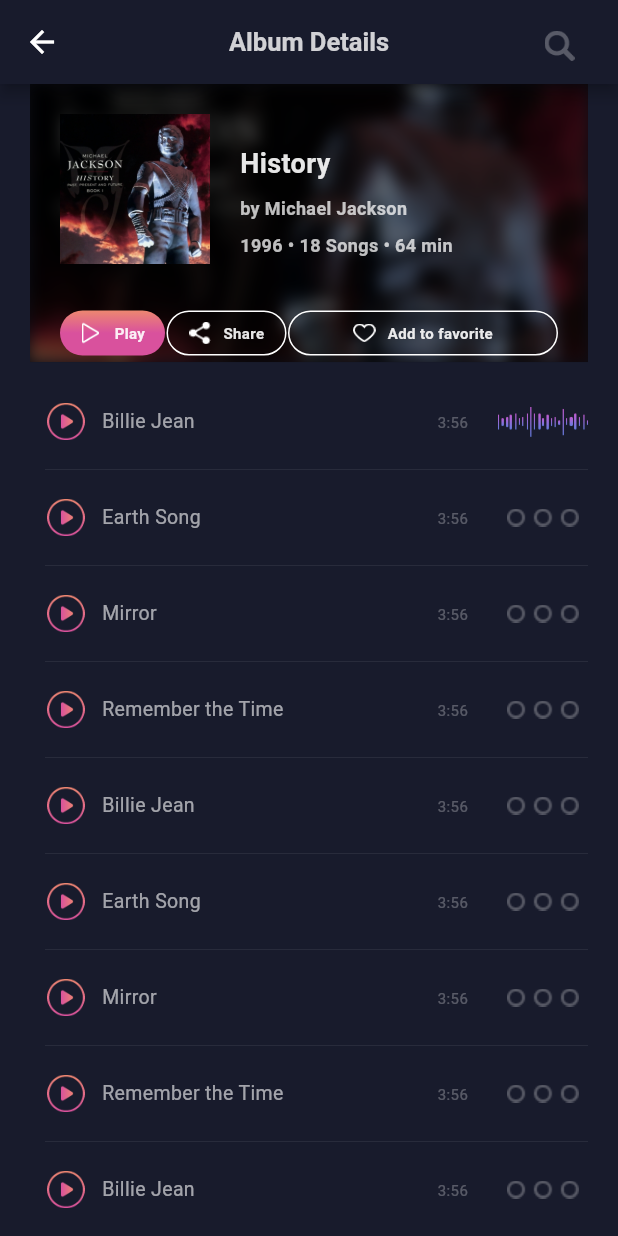
After one commit to GozziCode/music_app, a Flutter app: the AlbumDetailsView screen opened directly, on a phone screen of 412 x 824 dp. The commit adds this screen. Run offline on Flutter 3.47's test engine with Material 3 defaults, Android fonts, the phone set to English and light mode, and no system bars; our stand-ins replace get.

Commit message:
new UI added

```diff
--- a/lib/view/main_tabview/main_tabview.dart
+++ b/lib/view/main_tabview/main_tabview.dart
@@ -26,7 +26,7 @@ class _MainTabviewState extends State<MainTabview>
   void initState() {
     SystemChrome.setEnabledSystemUIMode(SystemUiMode.edgeToEdge);
     SystemChrome.setSystemUIOverlayStyle(
-        SystemUiOverlayStyle(systemNavigationBarColor: TColor.drawerBg
+        SystemUiOverlayStyle(systemNavigationBarColor: TColor.drawerBg,
             //  Color.fromARGB(255, 17, 20, 33),
             ));
     tabController = TabController(length: 3, vsync: this);
--- a/lib/view/songs/album_cell.dart
+++ b/lib/view/songs/album_cell.dart
@@ -15,7 +15,9 @@ class AlbumCell extends StatelessWidget {
 
   @override
   Widget build(BuildContext context) {
-    return Column(
+    return InkWell(
+      onTap: onPressed,
+      child: Column(
         mainAxisAlignment: MainAxisAlignment.start,
         crossAxisAlignment: CrossAxisAlignment.start,
         children: [
@@ -170,6 +172,7 @@ class AlbumCell extends StatelessWidget {
             ],
           ),
         ],
+      ),
     );
   }
 }
--- /dev/null
+++ b/lib/view/songs/album_details.dart
@@ -0,0 +1,291 @@
+import 'dart:ui';
+
+import 'package:flutter/material.dart';
+import 'package:get/get.dart';
+import 'package:music_app/view_model/albums_view_model.dart';
+
+import '../../common/color_extension.dart';
+import '../../view_model/splash_view_model.dart';
+import 'album_song_row.dart';
+
+class AlbumDetailsView extends StatefulWidget {
+  const AlbumDetailsView({super.key});
+
+  @override
+  State<AlbumDetailsView> createState() => _AlbumDetailsViewState();
+}
+
+class _AlbumDetailsViewState extends State<AlbumDetailsView> {
+  final albumVM = Get.put(AlbumViewModel());
+  @override
+  Widget build(BuildContext context) {
+    Size size = MediaQuery.of(context).size;
+
+    return Scaffold(
+        appBar: AppBar(
+          backgroundColor: TColor.bg,
+          // leading: Container(
+          //   margin: const EdgeInsets.only(left: 15.0),
+          //   child: IconButton(
+          //     onPressed: () {
+          //       Get.find<SplashViewModel>().openDrawer();
+          //       FocusScope.of(context).unfocus();
+          //     },
+          //     icon: Image.asset(
+          //       'assets/img/menu.png',
+          //       width: 25,
+          //       height: 25,
+          //       fit: BoxFit.contain,
+          //       color: TColor.primaryText28,
+          //     ),
+          //   ),
+          // ),
+          title: Text(
+            'Album Details',
+            style: TextStyle(
+                fontSize: 17,
+                color: TColor.primaryText80,
+                fontWeight: FontWeight.w600),
+          ),
+          centerTitle: true,
+          actions: [
+            Container(
+              margin: const EdgeInsets.only(right: 15.0, top: 5),
+              child: IconButton(
+                onPressed: () {
+                  Get.find<SplashViewModel>().openDrawer();
+                  FocusScope.of(context).unfocus();
+                },
+                icon: Image.asset(
+                  'assets/img/search.png',
+                  width: 20,
+                  height: 20,
+                  fit: BoxFit.contain,
+                  color: TColor.primaryText28,
+                ),
+              ),
+            ),
+          ],
+        ),
+        body: SingleChildScrollView(
+            child: Padding(
+          padding: const EdgeInsets.symmetric(horizontal: 20.0),
+          child: Column(children: [
+            Stack(
+              children: [
+                ClipRect(
+                  child: ImageFiltered(
+                    imageFilter: ImageFilter.blur(sigmaX: 5, sigmaY: 5),
+                    child: Image.asset(
+                      'assets/img/alb_1.png',
+                      width: double.maxFinite,
+                      height: size.width * 0.45,
+                      fit: BoxFit.cover,
+                    ),
+                  ),
+                ),
+                Container(
+                  color: Colors.black54,
+                  width: double.maxFinite,
+                  height: size.width * 0.45,
+                ),
+                Padding(
+                  padding: const EdgeInsets.all(20.0),
+                  child: Column(
+                    children: [
+                      Row(
+                        crossAxisAlignment: CrossAxisAlignment.start,
+                        children: [
+                          Image.asset(
+                            'assets/img/alb_1.png',
+                            width: 100,
+                            height: 100,
+                            fit: BoxFit.cover,
+                          ),
+                          // const SizedBox(
+                          //   width: 5,
+                          // ),
+                          Expanded(
+                            child: Padding(
+                              padding: const EdgeInsets.all(20),
+                              child: Column(
+                                crossAxisAlignment: CrossAxisAlignment.start,
+                                children: [
+                                  Text(
+                                    'History',
+                                    style: TextStyle(
+                                        fontSize: 18,
+                                        color:
+                                            TColor.primaryText.withOpacity(0.9),
+                                        fontWeight: FontWeight.w600),
+                                  ),
+                                  const SizedBox(
+                                    height: 8,
+                                  ),
+                                  Text(
+                                    'by Michael Jackson',
+                                    style: TextStyle(
+                                        fontSize: 12,
+                                        color: TColor.primaryText
+                                            .withOpacity(0.74),
+                                        fontWeight: FontWeight.w600),
+                                  ),
+                                  const SizedBox(
+                                    height: 8,
+                                  ),
+                                  Text(
+                                    '1996 • 18 Songs • 64 min',
+                                    style: TextStyle(
+                                        fontSize: 12,
+                                        color: TColor.primaryText
+                                            .withOpacity(0.74),
+                                        fontWeight: FontWeight.w600),
+                                  ),
+                                ],
+                              ),
+                            ),
+                          ),
+                        ],
+                      ),
+                      const SizedBox(height: 15),
+                      Row(
+                        mainAxisAlignment: MainAxisAlignment.spaceBetween,
+                        children: [
+                          InkWell(
+                            onTap: () {},
+                            child: Container(
+                              width: 70,
+                              height: 30,
+                              decoration: BoxDecoration(
+                                borderRadius: BorderRadius.circular(17.5),
+                                gradient: LinearGradient(
+                                    colors: TColor.primaryG,
+                                    begin: Alignment.topCenter,
+                                    end: Alignment.center),
+                              ),
+                              alignment: Alignment.center,
+                              child: Row(
+                                mainAxisSize: MainAxisSize.min,
+                                children: [
+                                  Image.asset(
+                                    'assets/img/play_n.png',
+                                    width: 15,
+                                    height: 15,
+                                    fit: BoxFit.contain,
+                                  ),
+                                  const SizedBox(width: 8),
+                                  Text(
+                                    'Play',
+                                    style: TextStyle(
+                                        fontSize: 10,
+                                        color:
+                                            TColor.primaryText.withOpacity(0.9),
+                                        fontWeight: FontWeight.w600),
+                                  ),
+                                ],
+                              ),
+                            ),
+                          ),
+                          Row(
+                            mainAxisAlignment: MainAxisAlignment.spaceBetween,
+                            children: [
+                              InkWell(
+                                onTap: () {},
+                                child: Container(
+                                  width: 80,
+                                  height: 30,
+                                  decoration: BoxDecoration(
+                                    borderRadius: BorderRadius.circular(17.5),
+                                    border: Border.all(
+                                        color: TColor.primaryText, width: 1),
+                                  ),
+                                  alignment: Alignment.center,
+                                  child: Row(
+                                    mainAxisSize: MainAxisSize.min,
+                                    children: [
+                                      Image.asset(
+                                        'assets/img/share.png',
+                                        width: 15,
+                                        height: 15,
+                                        fit: BoxFit.contain,
+                                      ),
+                                      const SizedBox(width: 8),
+                                      Text(
+                                        'Share',
+                                        style: TextStyle(
+                                            fontSize: 10,
+                                            color: TColor.primaryText
+                                                .withOpacity(0.9),
+                                            fontWeight: FontWeight.w600),
+                                      ),
+                                    ],
+                                  ),
+                                ),
+                              ),
+                            ],
+                          ),
+                          Row(
+                            mainAxisAlignment: MainAxisAlignment.spaceBetween,
+                            children: [
+                              InkWell(
+                                onTap: () {},
+                                child: Container(
+                                  width: 180,
+                                  height: 30,
+                                  decoration: BoxDecoration(
+                                    borderRadius: BorderRadius.circular(17.5),
+                                    border: Border.all(
+                                        color: TColor.primaryText, width: 1),
+                                  ),
+                                  alignment: Alignment.center,
+                                  child: Row(
+                                    mainAxisSize: MainAxisSize.min,
+                                    children: [
+                                      Image.asset(
+                                        'assets/img/fav.png',
+                                        width: 15,
+                                        height: 15,
+                                        fit: BoxFit.contain,
+                                        color: TColor.primaryText,
+                                      ),
+                                      const SizedBox(width: 8),
+                                      Text(
+                                        'Add to favorite',
+                                        style: TextStyle(
+                                            fontSize: 10,
+                                            color: TColor.primaryText
+                                                .withOpacity(0.9),
+                                            fontWeight: FontWeight.w600),
+                                      ),
+                                    ],
+                                  ),
+                                ),
+                              ),
+                            ],
+                          ),
+                        ],
+                      ),
+                    ],
+                  ),
+                ),
+              ],
+            ),
+            ListView.builder(
+              padding: EdgeInsets.zero,
+              shrinkWrap: true,
+              physics: const NeverScrollableScrollPhysics(),
+              itemCount: albumVM.playedArr.length,
+              itemBuilder: (context, index) {
+                var sObj = albumVM.playedArr[index];
+                return AlbumSongRow(
+                  sObj: sObj,
+                  onPressPlay: () {},
+                  onPressed: () {},
+                  isPlay: index == 0,
+                );
+              },
+            ),
+          ]),
+        )));
+  }
+}
--- /dev/null
+++ b/lib/view/songs/album_song_row.dart
@@ -0,0 +1,72 @@
+import 'package:flutter/material.dart';
+
+import '../../../common/color_extension.dart';
+
+class AlbumSongRow extends StatelessWidget {
+  final Map sObj;
+  final VoidCallback onPressPlay;
+  final VoidCallback onPressed;
+  final bool isPlay;
+
+  const AlbumSongRow(
+      {super.key,
+      required this.sObj,
+      required this.onPressPlay,
+      required this.onPressed,
+      this.isPlay = false});
+
+  @override
+  Widget build(BuildContext context) {
+    return Column(
+      mainAxisSize: MainAxisSize.min,
+      children: [
+        Row(
+          children: [
+            IconButton(
+                onPressed: () {},
+                icon: Image.asset(
+                  'assets/img/play_btn.png',
+                  width: 25,
+                  height: 25,
+                )),
+            Expanded(
+                child: Text(
+              sObj['name']!,
+              maxLines: 1,
+              style: TextStyle(
+                  color: TColor.primaryText60,
+                  fontSize: 13,
+                  ),
+            )),
+            Text(
+              sObj['duration']!,
+              maxLines: 1,
+              style: TextStyle(
+                color: TColor.primaryText28,
+                fontSize: 10,
+              ),
+            ),
+            Container(
+                width: 80,
+                alignment: Alignment.centerRight,
+                child: isPlay
+                    ? Image.asset(
+                        'assets/img/play_eq.png',
+                        width: 60,
+                        height: 25,
+                      )
+                    : Image.asset(
+                        'assets/img/more.png',
+                        width: 60,
+                        height: 25,
+                      ))
+          ],
+        ),
+        Divider(
+          color: Colors.white.withOpacity(0.07),
+          indent: 10,
+        ),
+      ],
+    );
+  }
+}
--- a/lib/view/songs/albums_view.dart
+++ b/lib/view/songs/albums_view.dart
@@ -1,6 +1,7 @@
 import 'package:flutter/material.dart';
 import 'package:get/get.dart';
 import 'package:music_app/view/songs/album_cell.dart';
+import 'package:music_app/view/songs/album_details.dart';
 import 'package:music_app/view_model/albums_view_model.dart';
 
 class AlbumsView extends StatefulWidget {
@@ -32,7 +33,9 @@ class _AlbumsViewState extends State<AlbumsView> {
           itemBuilder: (context, index) {
             var aObj = albumVM.allList[index];
             return AlbumCell(
-              onPressed: () {},
+              onPressed: () {
+                Get.to(() => AlbumDetailsView());
+              },
               onPressedMenu: (selectedIndex) {},
               aObj: aObj,
             );
```
Also changed, not shown: lib/view/songs/playlist_view.dart (+4 -3 lines). Lines whose indentation alone changed are shown as unchanged.
